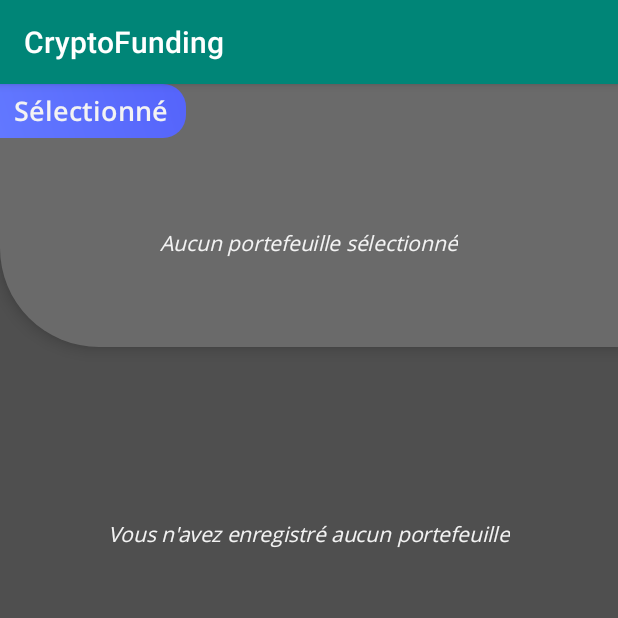
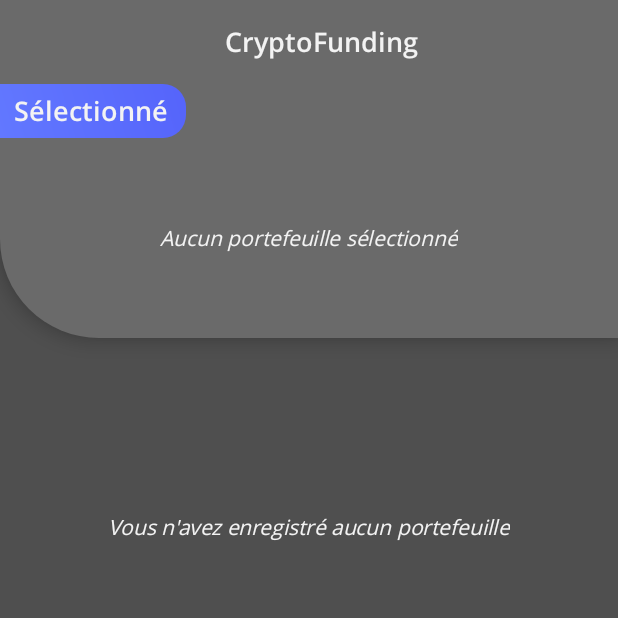
Before and after one commit to LilCurly/CryptoFunding_Android, an Android app: the screen it shows after launch (MainActivity), on a phone screen of 412 x 824 dp, the top half of it. Run offline under Robolectric (Android 15) with nearby library versions, the phone set to English and light mode, and no system bars; our stand-ins replace Dagger/Hilt's generated code, Room's generated code; libraries missing offline, so code that uses them is left out: org.bouncycastle.jce, org.web3j.crypto; 18 statements that could not run were skipped.

Commit message:
Removed default action bar for custom Toolbar

```diff
--- a/app/src/main/java/com/example/cryptofunding/MainActivity.kt
+++ b/app/src/main/java/com/example/cryptofunding/MainActivity.kt
@@ -10,6 +10,7 @@
 import com.example.cryptofunding.data.DefaultWalletRepository
 import com.example.cryptofunding.utils.DEBUG
 import com.example.cryptofunding.utils.WalletHandler
+import kotlinx.android.synthetic.main.activity_main.*
 import org.bouncycastle.jce.provider.BouncyCastleProvider
 import java.math.BigInteger
 import java.security.Provider
@@ -22,6 +23,8 @@
     override fun onCreate(savedInstanceState: Bundle?) {
         super.onCreate(savedInstanceState)
         setContentView(R.layout.activity_main)
+
+        setSupportActionBar(toolbar)
 
         setupBouncyCastle()
 
--- a/app/src/main/res/layout/activity_main.xml
+++ b/app/src/main/res/layout/activity_main.xml
@@ -5,6 +5,36 @@
     android:layout_width="match_parent"
     android:layout_height="match_parent"
     tools:context=".MainActivity">
+
+    <androidx.appcompat.widget.Toolbar
+        android:id="@+id/toolbar"
+        android:layout_width="match_parent"
+        android:layout_height="wrap_content"
+        app:layout_constraintTop_toTopOf="parent"
+        android:minHeight="?attr/actionBarSize"
+        android:background="@android:color/transparent"
+        android:elevation="6dp">
+
+        <androidx.constraintlayout.widget.ConstraintLayout
+            android:layout_width="match_parent"
+            android:layout_height="match_parent">
+
+            <TextView
+                android:id="@+id/toolbar_title"
+                android:layout_width="wrap_content"
+                android:layout_height="wrap_content"
+                app:layout_constraintTop_toTopOf="parent"
+                app:layout_constraintBottom_toBottomOf="parent"
+                app:layout_constraintStart_toStartOf="parent"
+                app:layout_constraintEnd_toEndOf="parent"
+                android:textColor="@color/colorBackgroundWhiteApp"
+                android:fontFamily="@font/opensans_semibold"
+                android:textSize="18sp"
+                android:text="@string/app_name" />
+
+        </androidx.constraintlayout.widget.ConstraintLayout>
+
+    </androidx.appcompat.widget.Toolbar>
 
     <fragment
         android:id="@+id/nav_host_fragment"
--- a/app/src/main/res/layout/fragment_wallet_list.xml
+++ b/app/src/main/res/layout/fragment_wallet_list.xml
@@ -10,10 +10,11 @@
     <androidx.constraintlayout.widget.ConstraintLayout
         android:id="@+id/wallet_list_detailview"
         android:layout_width="match_parent"
-        android:layout_height="175dp"
+        android:layout_height="225dp"
         android:background="@drawable/bottomleft_rounded_background"
         android:elevation="6dp"
         app:layout_constraintTop_toTopOf="parent"
+        android:paddingTop="?attr/actionBarSize"
         android:clickable="true"
         android:focusable="true">
 
@@ -134,7 +135,7 @@
         android:layout_width="match_parent"
         android:layout_height="0dp"
         android:clipToPadding="false"
-        android:paddingTop="185dp"
+        android:paddingTop="235dp"
         app:layout_constraintBottom_toBottomOf="parent"
         app:layout_constraintTop_toTopOf="parent" />
 
--- a/app/src/main/res/values/styles.xml
+++ b/app/src/main/res/values/styles.xml
@@ -1,11 +1,13 @@
 <resources>
 
     <!-- Base application theme. -->
-    <style name="AppTheme" parent="Theme.AppCompat.Light.DarkActionBar">
+    <style name="AppTheme" parent="Theme.AppCompat.Light.NoActionBar">
         <!-- Customize your theme here. -->
         <item name="colorPrimary">@color/colorPrimary</item>
         <item name="colorPrimaryDark">@color/colorPrimaryDark</item>
         <item name="colorAccent">@color/colorAccent</item>
+
+        <item name="windowActionBar">false</item>
     </style>
 
 </resources>
```
